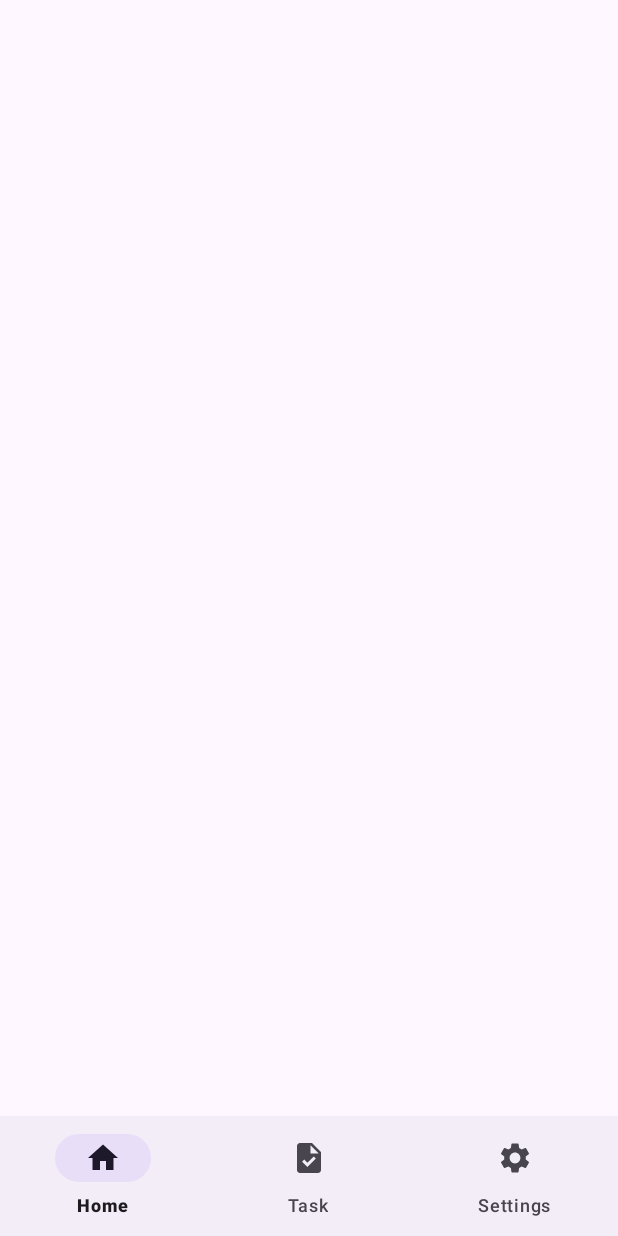
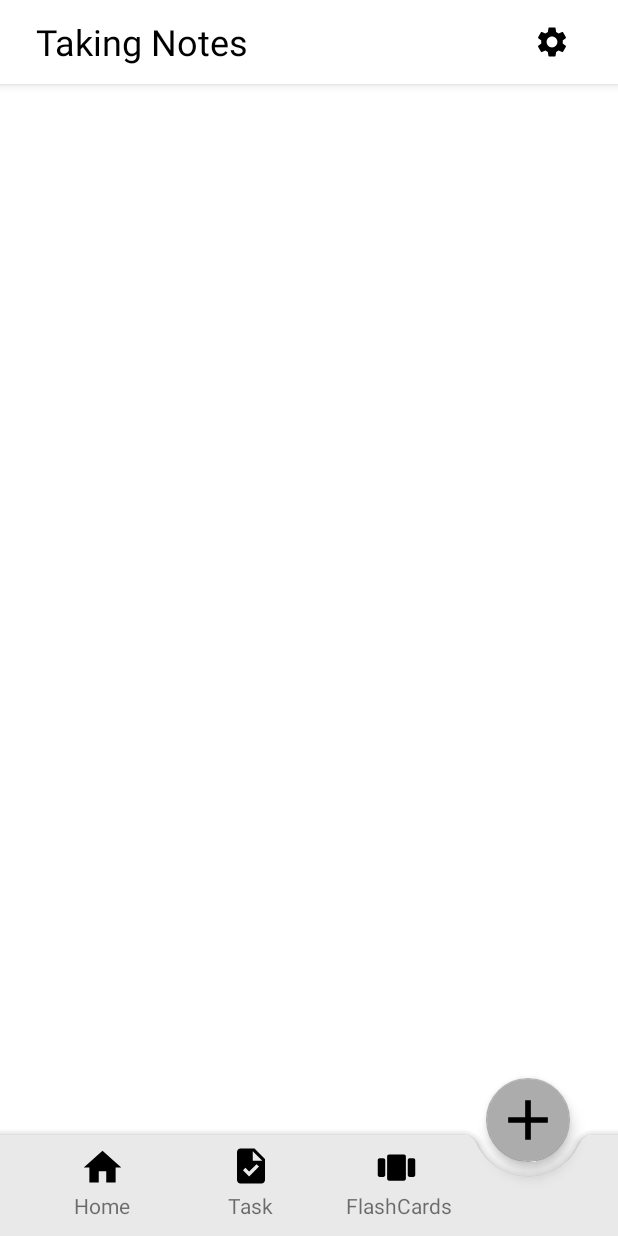
Before and after one commit to paulPortos/Taking_Notes, an Android app: the layout activity_home.xml on its own in the app's theme, with its tools: preview values and no code run, on a phone screen of 412 x 824 dp. Run offline under Robolectric (Android 15) with nearby library versions, the phone set to English and light mode, and no system bars.

Commit message:
Modified activity_home.xml. Added bottom app bar with floating action button and top app bar layout.

```diff
--- a/app/src/main/java/com/example/takingnotess/HomeActivity.kt
+++ b/app/src/main/java/com/example/takingnotess/HomeActivity.kt
@@ -15,11 +15,11 @@ class HomeActivity : AppCompatActivity() {
         setContentView(binding.root)
 
 
-        binding.bottomNavigationView.setOnItemSelectedListener { item ->
-            when (item.itemId) {
-                R.id.home -> replaceFragment(Home())
-                R.id.task -> replaceFragment(Task())
-                R.id.settings -> replaceFragment(Setting())
+        binding.bottomAppBar.setOnClickListener { item ->
+            when (item.id) {
+                R.id.btnhome -> replaceFragment(Home())
+                R.id.btntask -> replaceFragment(Task())
+                R.id.btnflashcards -> replaceFragment(Setting())
                 else -> {}
             }
             true
@@ -29,7 +29,7 @@ class HomeActivity : AppCompatActivity() {
     private fun replaceFragment(fragment: Fragment) {
         val fragmentManager = supportFragmentManager
         val fragmentTransaction = fragmentManager.beginTransaction()
-        fragmentTransaction.replace(R.id.frameLayout, fragment)
+        fragmentTransaction.replace(R.id.coordinatorLayout, fragment)
         fragmentTransaction.commit()
     }
 }
--- /dev/null
+++ b/app/src/main/res/drawable/btn_account.xml
@@ -0,0 +1,5 @@
+<vector xmlns:android="http://schemas.android.com/apk/res/android" android:height="24dp" android:tint="@color/black" android:viewportHeight="24" android:viewportWidth="24" android:width="24dp">
+
+    <path android:fillColor="@android:color/white" android:pathData="M12,12c2.21,0 4,-1.79 4,-4s-1.79,-4 -4,-4 -4,1.79 -4,4 1.79,4 4,4zM12,14c-2.67,0 -8,1.34 -8,4v2h16v-2c0,-2.66 -5.33,-4 -8,-4z"/>
+
+</vector>
--- /dev/null
+++ b/app/src/main/res/drawable/btn_add.xml
@@ -0,0 +1,5 @@
+<vector xmlns:android="http://schemas.android.com/apk/res/android" android:height="24dp" android:tint="#000000" android:viewportHeight="24" android:viewportWidth="24" android:width="24dp">
+
+    <path android:fillColor="@android:color/white" android:pathData="M19,13h-6v6h-2v-6H5v-2h6V5h2v6h6v2z"/>
+
+</vector>
--- /dev/null
+++ b/app/src/main/res/drawable/btn_flashcards.xml
@@ -0,0 +1,5 @@
+<vector xmlns:android="http://schemas.android.com/apk/res/android" android:height="24dp" android:tint="#000000" android:viewportHeight="24" android:viewportWidth="24" android:width="24dp">
+
+    <path android:fillColor="@android:color/white" android:pathData="M3,7h2c0.55,0 1,0.45 1,1v8c0,0.55 -0.45,1 -1,1H3c-0.55,0 -1,-0.45 -1,-1V8C2,7.45 2.45,7 3,7zM8,19h8c0.55,0 1,-0.45 1,-1V6c0,-0.55 -0.45,-1 -1,-1H8C7.45,5 7,5.45 7,6v12C7,18.55 7.45,19 8,19zM19,7h2c0.55,0 1,0.45 1,1v8c0,0.55 -0.45,1 -1,1h-2c-0.55,0 -1,-0.45 -1,-1V8C18,7.45 18.45,7 19,7z"/>
+
+</vector>
--- /dev/null
+++ b/app/src/main/res/drawable/btn_search.xml
@@ -0,0 +1,5 @@
+<vector xmlns:android="http://schemas.android.com/apk/res/android" android:height="24dp" android:tint="@color/black" android:viewportHeight="24" android:viewportWidth="24" android:width="24dp">
+
+    <path android:fillColor="@android:color/white" android:pathData="M15.5,14h-0.79l-0.28,-0.27C15.41,12.59 16,11.11 16,9.5 16,5.91 13.09,3 9.5,3S3,5.91 3,9.5 5.91,16 9.5,16c1.61,0 3.09,-0.59 4.23,-1.57l0.27,0.28v0.79l5,4.99L20.49,19l-4.99,-5zM9.5,14C7.01,14 5,11.99 5,9.5S7.01,5 9.5,5 14,7.01 14,9.5 11.99,14 9.5,14z"/>
+
+</vector>
--- a/app/src/main/res/layout/activity_home.xml
+++ b/app/src/main/res/layout/activity_home.xml
@@ -7,25 +7,146 @@
     android:layout_height="match_parent"
     tools:context=".HomeActivity">
 
-    <FrameLayout
-        android:id="@+id/frameLayout"
-        android:layout_width="0dp"
-        android:layout_height="0dp"
-        app:layout_constraintBottom_toTopOf="@+id/bottomNavigationView"
+    <com.google.android.material.appbar.AppBarLayout
+        android:id="@+id/appBarLayout"
+        android:layout_width="match_parent"
+        android:layout_height="wrap_content"
+        android:background="@color/cardview_dark_background"
         app:layout_constraintEnd_toEndOf="parent"
         app:layout_constraintStart_toStartOf="parent"
-        app:layout_constraintTop_toTopOf="parent">
+        app:layout_constraintTop_toTopOf="parent"
+        tools:ignore="MissingConstraints">
+
+        <com.google.android.material.appbar.MaterialToolbar
+            android:id="@+id/topAppBar"
+            style="@style/Widget.MaterialComponents.Toolbar.Primary"
+            android:layout_width="match_parent"
+            android:layout_height="?attr/actionBarSize"
+            android:background="@color/white"
+            android:paddingStart="20dp"
+            android:paddingEnd="20dp"
+            app:menu="@menu/top_menu"
+            app:title="Taking Notes"
+            app:titleTextAppearance="?attr/textAppearanceHeadline5"
+            app:titleTextColor="@color/black" />
+
+    </com.google.android.material.appbar.AppBarLayout>
+
+    <androidx.coordinatorlayout.widget.CoordinatorLayout
+        android:id="@+id/coordinatorLayout"
+        android:layout_width="match_parent"
+        android:layout_height="match_parent">
+
+        <com.google.android.material.bottomappbar.BottomAppBar
+            android:id="@+id/bottomAppBar"
+            android:layout_width="match_parent"
+            android:layout_height="67dp"
+            android:layout_gravity="bottom"
+            app:backgroundTint="#E9E9E9"
+            app:fabAlignmentMode="end"
+            app:fabCradleMargin="10dp"
+            app:fabCradleRoundedCornerRadius="10dp"
+            app:fabCradleVerticalOffset="10dp">
+
+            <LinearLayout
+                android:layout_width="wrap_content"
+                android:layout_height="wrap_content"
+                android:layout_marginBottom="15dp"
+                android:orientation="horizontal">
 
 
-    </FrameLayout>
+                <ImageButton
+                    android:id="@+id/btnhome"
+                    android:layout_width="30dp"
+                    android:layout_height="30dp"
+                    android:layout_marginStart="37dp"
+                    android:layout_marginBottom="10dp"
+                    android:background="?attr/selectableItemBackgroundBorderless"
+                    android:clickable="true"
+                    android:contentDescription="Home"
+                    android:focusable="true"
+                    android:scaleType="fitStart"
+                    android:src="@drawable/btn_home" />
 
-    <com.google.android.material.bottomnavigation.BottomNavigationView
-        android:id="@+id/bottomNavigationView"
-        android:layout_width="match_parent"
-        android:layout_height="wrap_content"
-        app:layout_constraintBottom_toBottomOf="parent"
-        app:layout_constraintEnd_toEndOf="parent"
-        app:layout_constraintStart_toStartOf="parent"
-        app:menu="@menu/menu"/>
+                <ImageButton
+                    android:id="@+id/btntask"
+                    android:layout_width="28dp"
+                    android:layout_height="30dp"
+                    android:layout_marginStart="70dp"
+                    android:layout_marginBottom="10dp"
+                    android:background="?attr/selectableItemBackgroundBorderless"
+                    android:clickable="true"
+                    android:contentDescription="Task"
+                    android:focusable="true"
+                    android:scaleType="fitStart"
+                    android:src="@drawable/btn_task" />
+
+                <ImageButton
+                    android:id="@+id/btnflashcards"
+                    android:layout_width="30dp"
+                    android:layout_height="35dp"
+                    android:layout_marginStart="68dp"
+                    android:layout_marginBottom="10dp"
+                    android:background="?attr/selectableItemBackgroundBorderless"
+                    android:clickable="true"
+                    android:contentDescription="FlashCards"
+                    android:focusable="true"
+                    android:scaleType="fitStart"
+                    android:src="@drawable/btn_flashcards" />
+
+            </LinearLayout>
+
+        </com.google.android.material.bottomappbar.BottomAppBar>
+
+        <LinearLayout
+            android:layout_width="295dp"
+            android:layout_height="wrap_content"
+            android:layout_gravity="center"
+            android:layout_marginStart="19dp"
+            android:layout_marginBottom="5dp"
+            android:orientation="horizontal"
+            app:layout_anchor="@+id/bottomAppBar"
+            app:layout_anchorGravity="start|bottom">
+
+            <TextView
+                android:id="@+id/tvhome"
+                android:layout_width="70dp"
+                android:layout_height="wrap_content"
+                android:layout_marginBottom="5dp"
+                android:layout_weight="1"
+                android:text="Home"
+                android:textAlignment="center" />
+
+            <TextView
+                android:id="@+id/tvtask"
+                android:layout_width="70dp"
+                android:layout_height="wrap_content"
+                android:layout_weight="1"
+                android:text="Task"
+                android:textAlignment="center" />
+
+            <TextView
+                android:id="@+id/tvflashcards"
+                android:layout_width="70dp"
+                android:layout_height="wrap_content"
+                android:layout_weight="1"
+                android:text="FlashCards"
+                android:textAlignment="center" />
+        </LinearLayout>
+
+        <com.google.android.material.floatingactionbutton.FloatingActionButton
+            android:id="@+id/fab"
+            android:layout_width="match_parent"
+            android:layout_height="wrap_content"
+            android:clickable="true"
+            android:contentDescription="Add"
+            android:focusable="true"
+            android:src="@drawable/btn_add"
+            app:backgroundTint="#ADACAC"
+            app:layout_anchor="@id/bottomAppBar"
+            app:maxImageSize="45dp" />
+
+    </androidx.coordinatorlayout.widget.CoordinatorLayout>
+
 
 </androidx.constraintlayout.widget.ConstraintLayout>
--- a/app/src/main/res/menu/menu.xml
+++ b/app/src/main/res/menu/menu.xml
@@ -12,8 +12,8 @@
         android:title="Task" />
 
     <item
-        android:id="@+id/settings"
-        android:icon="@drawable/btn_settings"
-        android:title="Settings"
+        android:id="@+id/flashcards"
+        android:icon="@drawable/btn_flashcards"
+        android:title="Flash Cards"
         />
 </menu>
--- /dev/null
+++ b/app/src/main/res/menu/top_menu.xml
@@ -0,0 +1,21 @@
+<?xml version="1.0" encoding="utf-8"?>
+<menu xmlns:app="http://schemas.android.com/apk/res-auto"
+    xmlns:android="http://schemas.android.com/apk/res/android">
+    <item
+        android:id="@+id/app_bar_search"
+        android:icon="@drawable/btn_search"
+        android:title="Search"
+        app:actionViewClass="android.widget.SearchView"
+        app:showAsAction="ifRoom"/>
+    <item
+        android:id="@+id/settings"
+        android:icon="@drawable/btn_settings"
+        android:title="Settings"
+        app:showAsAction="ifRoom">
+        <menu >
+            <item
+                android:id="@+id/dropdown_menu"
+                android:title="Item" />
+        </menu>
+    </item>
+</menu>
--- a/app/src/main/res/values/themes.xml
+++ b/app/src/main/res/values/themes.xml
@@ -1,6 +1,6 @@
 <resources xmlns:tools="http://schemas.android.com/tools">
     <!-- Base application theme. -->
-    <style name="Base.Theme.TakingNotess" parent="Theme.Material3.DayNight.NoActionBar">
+    <style name="Base.Theme.TakingNotess" parent="Theme.MaterialComponents.DayNight.NoActionBar">
         <!-- Customize your light theme here. -->
         <!-- <item name="colorPrimary">@color/my_light_primary</item> -->
     </style>
```
